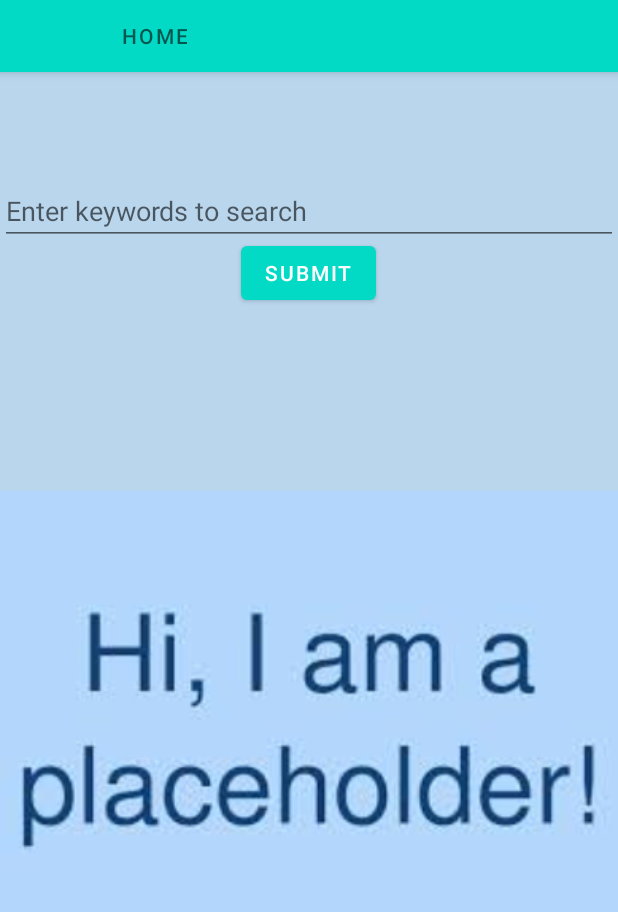
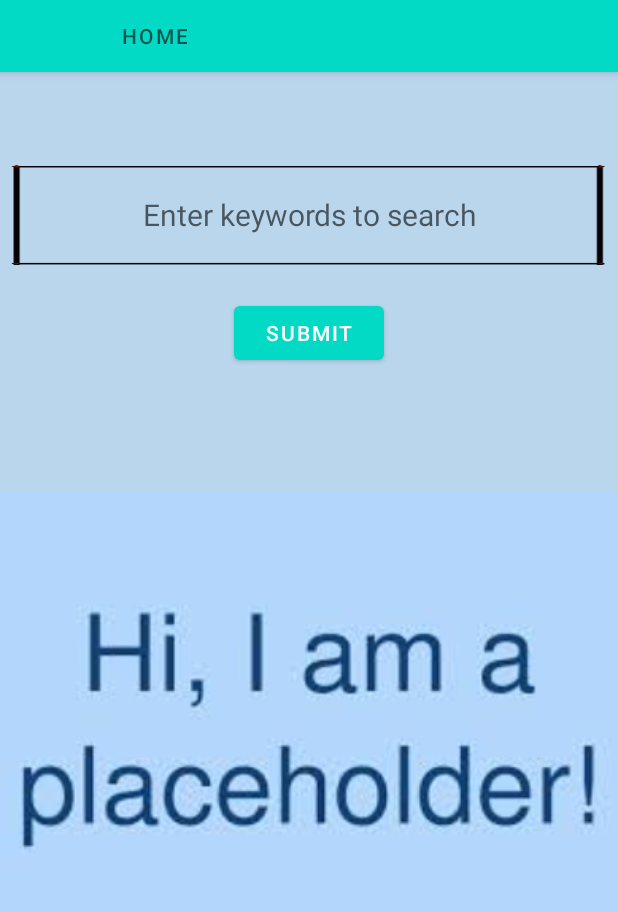
Before and after one commit to abhimonga/SignLang, an Android app: the screen it shows after launch (MainActivity), tab 2 chosen, on a phone screen of 412 x 824 dp, the part 89-1001 px from its top. Run offline under Robolectric (Android 15) with nearby library versions, the phone set to English and light mode, and no system bars; our stand-ins replace Picasso; pictures from the network do not load.

Commit message:
Updated UI of edit text

```diff
--- a/app/src/main/res/layout/fragment_search.xml
+++ b/app/src/main/res/layout/fragment_search.xml
@@ -9,19 +9,23 @@
 
     <EditText
         android:id="@+id/search_bar"
+        android:textSize="20sp"
         android:layout_width="match_parent"
-        android:layout_height="wrap_content"
+        android:background="@drawable/image005"
+        android:layout_height="70sp"
+        android:textAlignment="center"
         android:hint="Enter keywords to search"
-        android:layout_marginTop="70sp"
+        android:textColor="#363FE6"
+
+        android:layout_marginTop="60dp"
         android:inputType="textAutoComplete" />
 
     <Button
         android:id="@+id/submit"
-        android:layout_width="wrap_content"
-
+        android:layout_width="100dp"
         android:layout_height="wrap_content"
         android:layout_gravity="center_horizontal"
-        android:layout_marginTop="110dp"
+        android:layout_marginTop="150dp"
         android:text="@string/submit" />
 
     <ImageView
```
Also changed, not shown: app/src/main/res/drawable-v24/image.png (added), app/src/main/res/drawable-v24/image005.gif (added), app/src/main/res/drawable-v24/rect.png (added), app/src/main/res/drawable-v24/rect2.png (added).
